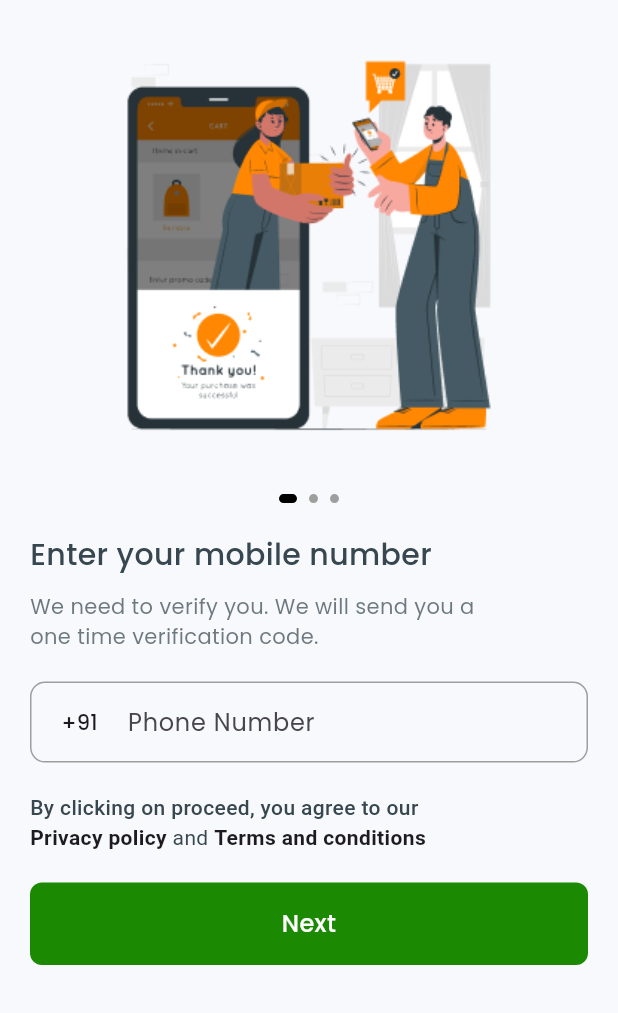
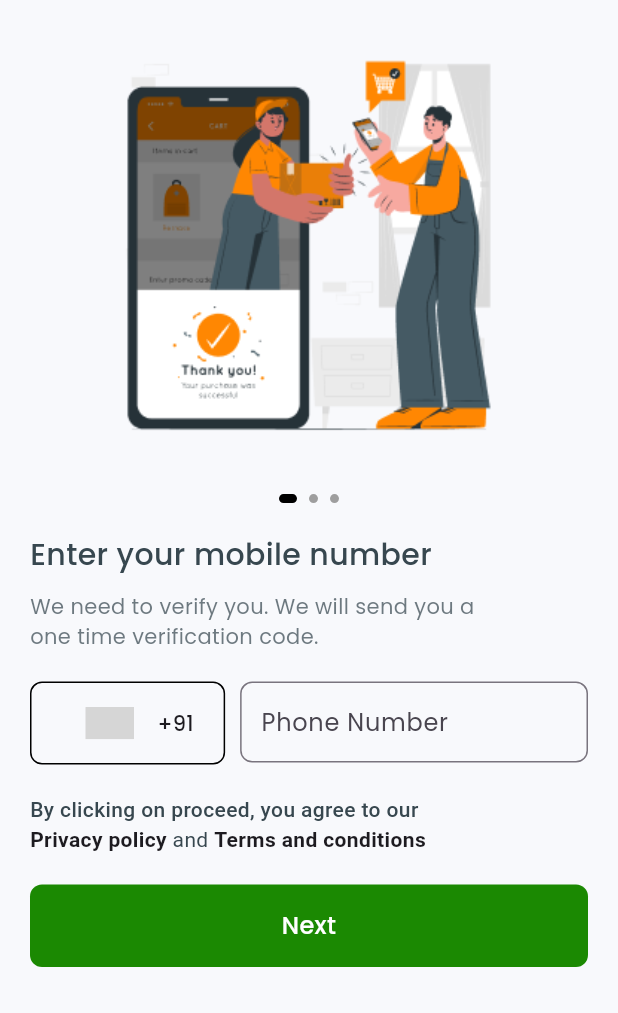
Before and after one commit to Dilip-VCNR/Samrudhi_Customer_App, a Flutter app: the screen it shows after launch, on a phone screen of 412 x 824 dp, the part 223-1236 px from its top. Run offline on Flutter 3.47's test engine with Material 3 defaults, Android fonts, the phone set to English and light mode, and no system bars; drawn by our look-alikes of carousel_slider, country_code_picker; our stand-ins replace flutter_snake_navigationbar, geocoding, geolocator, google_fonts, google_maps_flutter, otp_text_field and 3 more; missing offline and left inert: another_stepper, google_places_autocomplete_text_field; grey boxes are pictures that could not be loaded.

Commit message:
auth api impl complete

```diff
--- a/lib/auth/ui/login_screen.dart
+++ b/lib/auth/ui/login_screen.dart
@@ -4,6 +4,7 @@ import 'package:flutter/material.dart';
 import 'package:samruddhi/utils/routes.dart';
 
 import '../../utils/app_colors.dart';
+import '../controller/auth_controller.dart';
 
 class LoginScreen extends StatefulWidget {
   const LoginScreen({Key? key}) : super(key: key);
@@ -16,6 +17,9 @@ class _LoginScreenState extends State<LoginScreen> {
   int currentSlideIndex = 0;
   TextEditingController phoneNumberController = TextEditingController();
   String? selectedCountryCode = "+91";
+  final _formKey = GlobalKey<FormState>();
+
+  AuthController authController = AuthController();
 
   @override
   Widget build(BuildContext context) {
@@ -83,21 +87,17 @@ class _LoginScreenState extends State<LoginScreen> {
                   const SizedBox(
                     height: 20,
                   ),
-                  Container(
-                    width: screenSize.width,
-                    decoration: BoxDecoration(
-                        border: Border.all(color: Colors.grey),
-                        borderRadius:
-                            const BorderRadius.all(Radius.circular(10))),
-                    child: Row(
+                  Row(
                     mainAxisAlignment: MainAxisAlignment.spaceBetween,
                     crossAxisAlignment: CrossAxisAlignment.start,
                     mainAxisSize: MainAxisSize.min,
                     children: [
-                        Row(
-                          children: [
-                            CountryCodePicker(
-                              showFlag: false,
+                      Container(
+                        decoration: BoxDecoration(
+                            borderRadius: BorderRadius.circular(8),
+                            border: Border.all(color: Colors.black, width: 1)),
+                        child: CountryCodePicker(
+                          showFlag: true,
                           enabled: true,
                           onChanged: (element) {
                             selectedCountryCode = element.dialCode;
@@ -108,23 +108,46 @@ class _LoginScreenState extends State<LoginScreen> {
                           showOnlyCountryWhenClosed: false,
                           alignLeft: false,
                         ),
-                            SizedBox(
-                              width: screenSize.width / 1.5,
-                              child: TextField(
+                      ),
+                      const SizedBox(
+                        width: 10,
+                      ),
+                      Expanded(
+                        child: Form(
+                          key: _formKey,
+                          child: TextFormField(
+                            autovalidateMode:
+                                AutovalidateMode.onUserInteraction,
+                            validator: (value) {
+                              if (value!.isEmpty) {
+                                return 'Please enter valid phone number';
+                              }
+                              if (authController.isNotValidPhone(value)) {
+                                return "Please enter valid phone number";
+                              }
+                              return null;
+                            },
                             controller: phoneNumberController,
                             keyboardType: TextInputType.number,
                             maxLength: 10,
-                                decoration: const InputDecoration(
+                            decoration: InputDecoration(
                               hintText: 'Phone Number',
                               counterText: "",
                               isCollapsed: true,
-                                    border: InputBorder.none),
+                              errorStyle: const TextStyle(
+                                  color: AppColors.secondaryColor),
+                              border: OutlineInputBorder(
+                                borderSide: const BorderSide(
+                                    color: Colors.black, width: 2),
+                                borderRadius: BorderRadius.circular(8),
+                              ),
+                              contentPadding: const EdgeInsets.symmetric(
+                                  vertical: 15, horizontal: 10),
+                            ),
+                          ),
                         ),
                       ),
                     ],
-                        ),
-                      ],
-                    ),
                   ),
                   const SizedBox(
                     height: 20,
```
Also changed, not shown: lib/auth/controller/auth_controller.dart (+18 -0 lines), pubspec.lock. Lines whose indentation alone changed are shown as unchanged.
